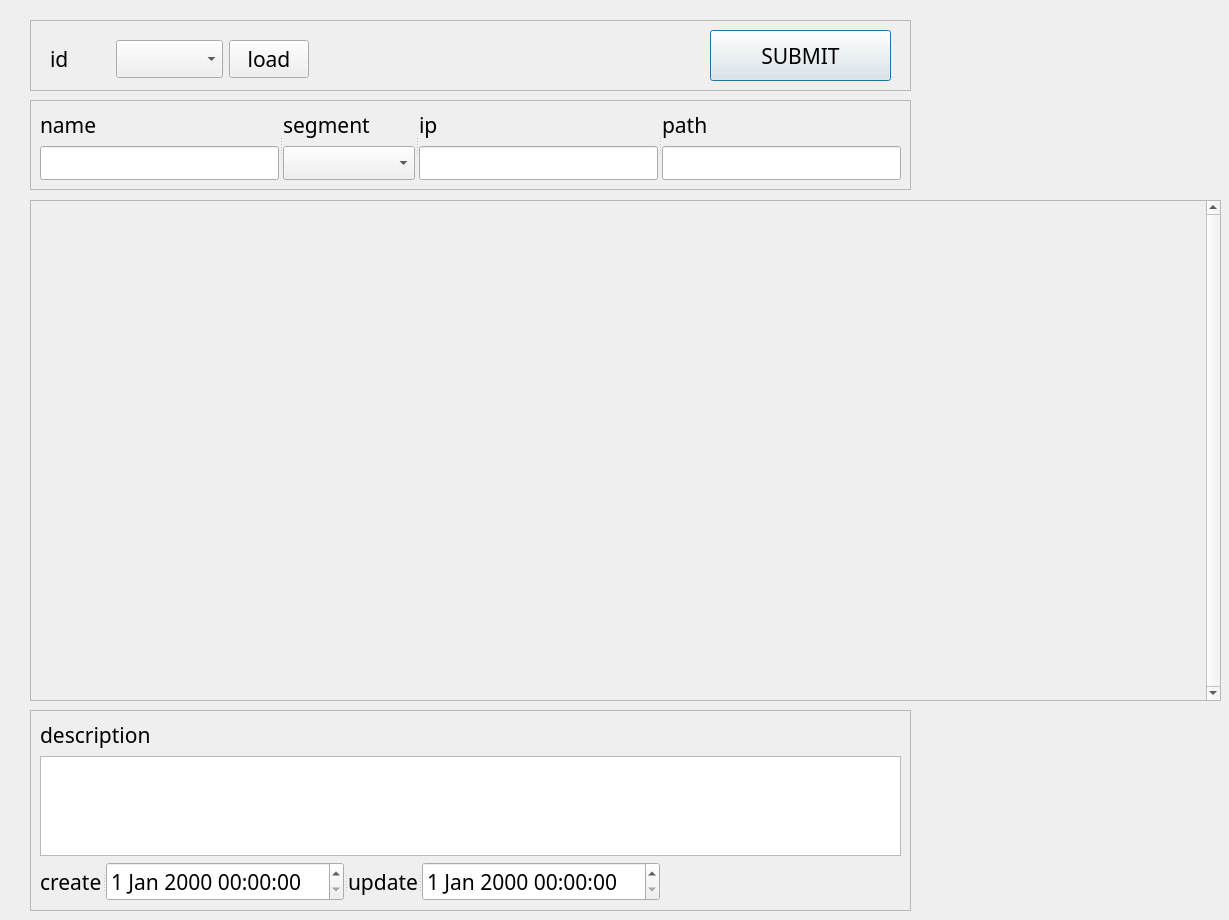
Old version of the form ui/spDialog.ui in the repository SuhYeoJee/OrderManager.
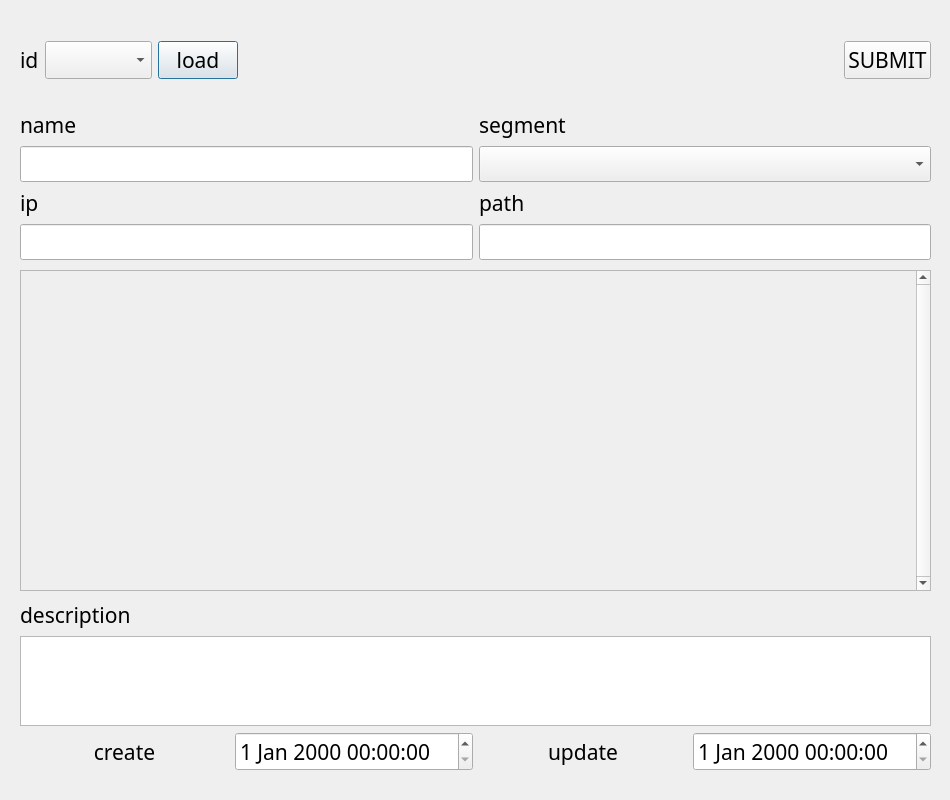
New version of the form.

Diff of the .ui file:
```diff
--- a/ui/spDialog.ui
+++ b/ui/spDialog.ui
@@ -6,8 +6,8 @@
    <rect>
     <x>0</x>
     <y>0</y>
-    <width>1229</width>
-    <height>920</height>
+    <width>950</width>
+    <height>800</height>
    </rect>
   </property>
   <property name="font">
@@ -19,224 +19,13 @@
   <property name="windowTitle">
    <string>Dialog</string>
   </property>
-  <widget class="QFrame" name="frame">
-   <property name="geometry">
-    <rect>
-     <x>30</x>
-     <y>100</y>
-     <width>881</width>
-     <height>90</height>
-    </rect>
-   </property>
-   <property name="frameShape">
-    <enum>QFrame::StyledPanel</enum>
-   </property>
-   <property name="frameShadow">
-    <enum>QFrame::Raised</enum>
-   </property>
-   <layout class="QGridLayout" name="gridLayout">
-    <item row="0" column="0">
-     <widget class="QSplitter" name="splitter_2">
-      <property name="orientation">
-       <enum>Qt::Horizontal</enum>
-      </property>
-      <widget class="QWidget" name="layoutWidget">
-       <layout class="QVBoxLayout" name="verticalLayout_5">
-        <item>
-         <widget class="QLabel" name="label_14">
-          <property name="text">
-           <string>name</string>
-          </property>
-         </widget>
-        </item>
-        <item>
-         <widget class="QLineEdit" name="nameLineEdit">
-          <property name="maximumSize">
-           <size>
-            <width>500</width>
-            <height>16777215</height>
-           </size>
-          </property>
-         </widget>
-        </item>
-       </layout>
-      </widget>
-      <widget class="QWidget" name="layoutWidget">
-       <layout class="QVBoxLayout" name="verticalLayout_2">
-        <item>
-         <widget class="QLabel" name="label_18">
-          <property name="text">
-           <string>segment</string>
-          </property>
-         </widget>
-        </item>
-        <item>
-         <widget class="QComboBox" name="segmentComboBox"/>
-        </item>
-       </layout>
-      </widget>
-      <widget class="QWidget" name="layoutWidget_2">
-       <layout class="QVBoxLayout" name="verticalLayout_6">
-        <item>
-         <widget class="QLabel" name="label_19">
-          <property name="text">
-           <string>ip</string>
-          </property>
-         </widget>
-        </item>
-        <item>
-         <widget class="QLineEdit" name="ipLineEdit">
-          <property name="maximumSize">
-           <size>
-            <width>500</width>
-            <height>16777215</height>
-           </size>
-          </property>
-         </widget>
-        </item>
-       </layout>
-      </widget>
-      <widget class="QWidget" name="layoutWidget_3">
-       <layout class="QVBoxLayout" name="verticalLayout_7">
-        <item>
-         <widget class="QLabel" name="label_20">
-          <property name="text">
-           <string>path</string>
-          </property>
-         </widget>
-        </item>
-        <item>
-         <widget class="QLineEdit" name="pathLineEdit">
-          <property name="maximumSize">
-           <size>
-            <width>500</width>
-            <height>16777215</height>
-           </size>
-          </property>
-         </widget>
-        </item>
-       </layout>
-      </widget>
-     </widget>
-    </item>
-   </layout>
-  </widget>
-  <widget class="QFrame" name="frame_2">
-   <property name="geometry">
-    <rect>
-     <x>30</x>
-     <y>20</y>
-     <width>881</width>
-     <height>71</height>
-    </rect>
-   </property>
-   <property name="frameShape">
-    <enum>QFrame::StyledPanel</enum>
-   </property>
-   <property name="frameShadow">
-    <enum>QFrame::Raised</enum>
-   </property>
-   <widget class="QPushButton" name="submitBtn">
-    <property name="geometry">
-     <rect>
-      <x>680</x>
-      <y>10</y>
-      <width>181</width>
-      <height>51</height>
-     </rect>
-    </property>
-    <property name="text">
-     <string>SUBMIT</string>
-    </property>
-   </widget>
-   <widget class="QWidget" name="layoutWidget">
-    <property name="geometry">
-     <rect>
-      <x>20</x>
-      <y>20</y>
-      <width>259</width>
-      <height>38</height>
-     </rect>
-    </property>
-    <layout class="QHBoxLayout" name="horizontalLayout">
-     <item>
-      <widget class="QLabel" name="label_12">
-       <property name="text">
-        <string>id</string>
-       </property>
-      </widget>
-     </item>
-     <item>
-      <widget class="QComboBox" name="idComboBox"/>
-     </item>
-     <item>
-      <widget class="QPushButton" name="loadBtn">
-       <property name="text">
-        <string>load</string>
-       </property>
-      </widget>
-     </item>
-    </layout>
-   </widget>
-  </widget>
-  <widget class="QFrame" name="frame_3">
-   <property name="geometry">
-    <rect>
-     <x>30</x>
-     <y>710</y>
-     <width>881</width>
-     <height>201</height>
-    </rect>
-   </property>
-   <property name="frameShape">
-    <enum>QFrame::StyledPanel</enum>
-   </property>
-   <property name="frameShadow">
-    <enum>QFrame::Raised</enum>
-   </property>
-   <layout class="QFormLayout" name="formLayout_2">
-    <item row="0" column="0">
-     <widget class="QLabel" name="label_15">
-      <property name="text">
-       <string>description</string>
-      </property>
-     </widget>
-    </item>
-    <item row="2" column="0">
-     <widget class="QSplitter" name="splitter">
-      <property name="orientation">
-       <enum>Qt::Horizontal</enum>
-      </property>
-      <widget class="QLabel" name="label_16">
-       <property name="text">
-        <string>create</string>
-       </property>
-      </widget>
-      <widget class="QDateTimeEdit" name="reg_dateDateTimeEdit"/>
-      <widget class="QLabel" name="label_17">
-       <property name="text">
-        <string>update</string>
-       </property>
-      </widget>
-      <widget class="QDateTimeEdit" name="update_dateDateTimeEdit"/>
-     </widget>
-    </item>
-    <item row="1" column="0" colspan="2">
-     <widget class="QPlainTextEdit" name="descriptionPlainTextEdit">
-      <property name="plainText">
-       <string/>
-      </property>
-     </widget>
-    </item>
-   </layout>
-  </widget>
   <widget class="QScrollArea" name="scrollArea">
    <property name="geometry">
     <rect>
-     <x>30</x>
-     <y>200</y>
-     <width>1191</width>
-     <height>501</height>
+     <x>20</x>
+     <y>270</y>
+     <width>911</width>
+     <height>321</height>
     </rect>
    </property>
    <property name="verticalScrollBarPolicy">
@@ -250,12 +39,186 @@
      <rect>
       <x>0</x>
       <y>0</y>
-      <width>1168</width>
-      <height>499</height>
+      <width>888</width>
+      <height>319</height>
      </rect>
     </property>
    </widget>
   </widget>
+  <widget class="QWidget" name="gridLayoutWidget">
+   <property name="geometry">
+    <rect>
+     <x>20</x>
+     <y>600</y>
+     <width>911</width>
+     <height>171</height>
+    </rect>
+   </property>
+   <layout class="QGridLayout" name="gridLayout_2">
+    <item row="1" column="0" colspan="4">
+     <widget class="QPlainTextEdit" name="descriptionPlainTextEdit">
+      <property name="plainText">
+       <string/>
+      </property>
+     </widget>
+    </item>
+    <item row="2" column="2">
+     <widget class="QLabel" name="label_17">
+      <property name="text">
+       <string>update</string>
+      </property>
+      <property name="alignment">
+       <set>Qt::AlignCenter</set>
+      </property>
+     </widget>
+    </item>
+    <item row="2" column="0">
+     <widget class="QLabel" name="label_16">
+      <property name="text">
+       <string>create</string>
+      </property>
+      <property name="alignment">
+       <set>Qt::AlignCenter</set>
+      </property>
+     </widget>
+    </item>
+    <item row="2" column="3">
+     <widget class="QDateTimeEdit" name="update_dateDateTimeEdit"/>
+    </item>
+    <item row="2" column="1">
+     <widget class="QDateTimeEdit" name="reg_dateDateTimeEdit"/>
+    </item>
+    <item row="0" column="0" colspan="4">
+     <widget class="QLabel" name="label_15">
+      <property name="text">
+       <string>description</string>
+      </property>
+     </widget>
+    </item>
+   </layout>
+  </widget>
+  <widget class="QWidget" name="gridLayoutWidget_3">
+   <property name="geometry">
+    <rect>
+     <x>20</x>
+     <y>20</y>
+     <width>911</width>
+     <height>80</height>
+    </rect>
+   </property>
+   <layout class="QGridLayout" name="gridLayout_4">
+    <item row="0" column="2">
+     <widget class="QPushButton" name="loadBtn">
+      <property name="text">
+       <string>load</string>
+      </property>
+     </widget>
+    </item>
+    <item row="0" column="1">
+     <widget class="QComboBox" name="idComboBox"/>
+    </item>
+    <item row="0" column="4">
+     <spacer name="horizontalSpacer">
+      <property name="orientation">
+       <enum>Qt::Horizontal</enum>
+      </property>
+      <property name="sizeHint" stdset="0">
+       <size>
+        <width>40</width>
+        <height>20</height>
+       </size>
+      </property>
+     </spacer>
+    </item>
+    <item row="0" column="0">
+     <widget class="QLabel" name="label_12">
+      <property name="text">
+       <string>id</string>
+      </property>
+     </widget>
+    </item>
+    <item row="0" column="5">
+     <widget class="QPushButton" name="submitBtn">
+      <property name="text">
+       <string>SUBMIT</string>
+      </property>
+     </widget>
+    </item>
+   </layout>
+  </widget>
+  <widget class="QWidget" name="gridLayoutWidget_2">
+   <property name="geometry">
+    <rect>
+     <x>20</x>
+     <y>110</y>
+     <width>911</width>
+     <height>151</height>
+    </rect>
+   </property>
+   <layout class="QGridLayout" name="gridLayout_3">
+    <item row="2" column="0">
+     <widget class="QLabel" name="label_19">
+      <property name="text">
+       <string>ip</string>
+      </property>
+     </widget>
+    </item>
+    <item row="0" column="1">
+     <widget class="QLabel" name="label_18">
+      <property name="text">
+       <string>segment</string>
+      </property>
+     </widget>
+    </item>
+    <item row="0" column="0">
+     <widget class="QLabel" name="label_14">
+      <property name="text">
+       <string>name</string>
+      </property>
+     </widget>
+    </item>
+    <item row="1" column="0">
+     <widget class="QLineEdit" name="nameLineEdit">
+      <property name="maximumSize">
+       <size>
+        <width>500</width>
+        <height>16777215</height>
+       </size>
+      </property>
+     </widget>
+    </item>
+    <item row="1" column="1">
+     <widget class="QComboBox" name="segmentComboBox"/>
+    </item>
+    <item row="3" column="0">
+     <widget class="QLineEdit" name="ipLineEdit">
+      <property name="maximumSize">
+       <size>
+        <width>500</width>
+        <height>16777215</height>
+       </size>
+      </property>
+     </widget>
+    </item>
+    <item row="2" column="1">
+     <widget class="QLabel" name="label_20">
+      <property name="text">
+       <string>path</string>
+      </property>
+     </widget>
+    </item>
+    <item row="3" column="1">
+     <widget class="QLineEdit" name="pathLineEdit">
+      <property name="maximumSize">
+       <size>
+        <width>500</width>
+        <height>16777215</height>
+       </size>
+      </property>
+     </widget>
+    </item>
+   </layout>
+  </widget>
  </widget>
  <resources/>
  <connections/>
```
